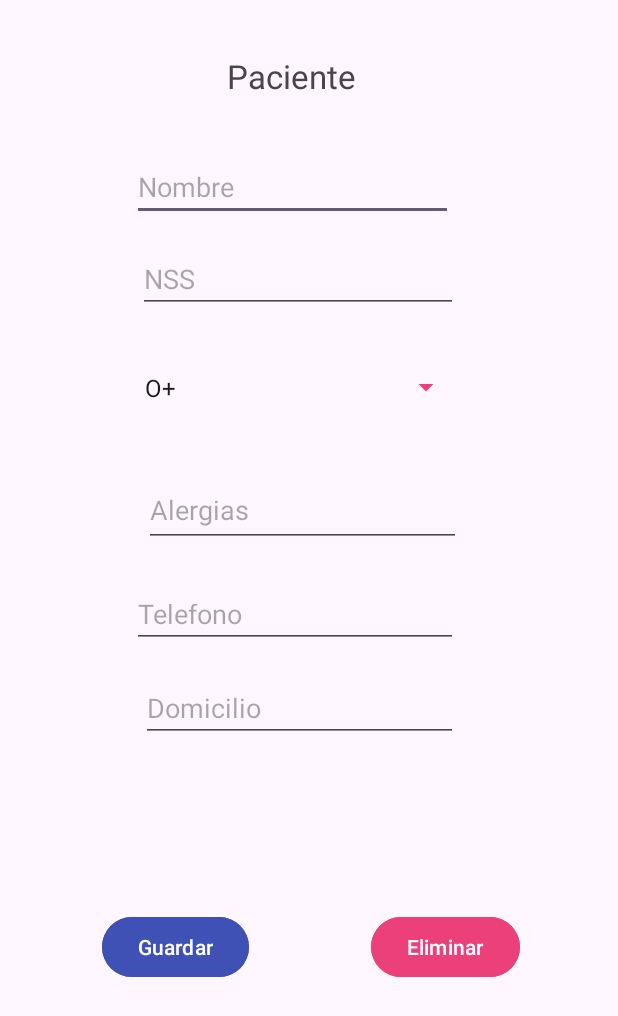
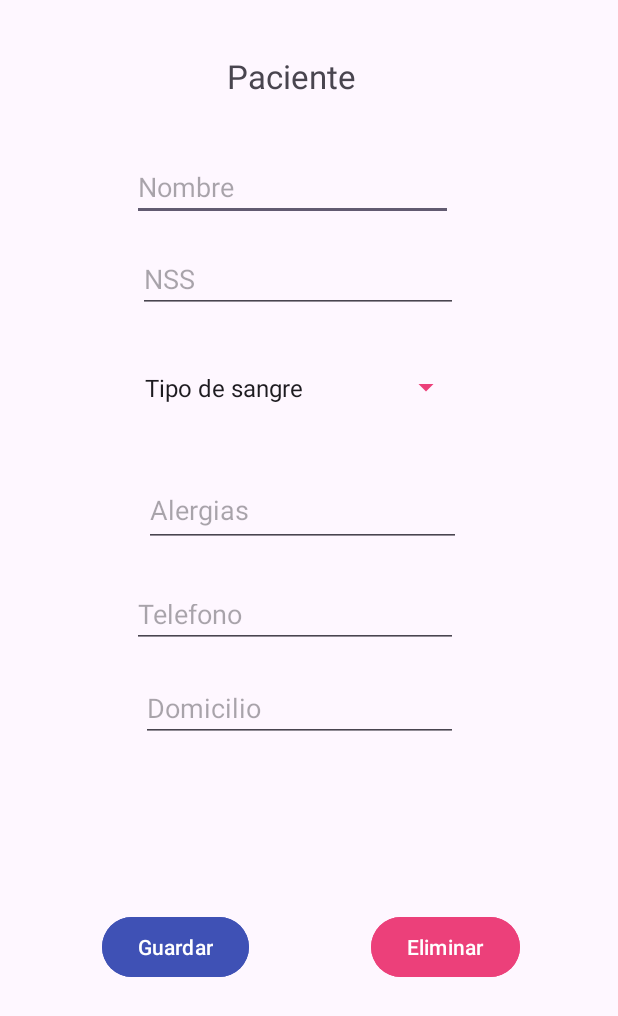
Before and after one commit to Brezker/clinica_android, an Android app: the fragment NuevoPacienteFragment shown on its own in the app's theme, after a tap on "Eliminar", on a phone screen of 412 x 824 dp. Shown: the top 1016 px of the screen. Run offline under Robolectric (Android 15) with nearby library versions, the phone set to English and light mode, and no system bars.

```diff
--- a/app/src/main/java/com/brezker/myapplication/ui/cita/NuevoCitaFragment.kt
+++ b/app/src/main/java/com/brezker/myapplication/ui/cita/NuevoCitaFragment.kt
@@ -122,7 +122,7 @@ class NuevoCitaFragment : Fragment() {
 
         val request = Request.Builder()
             //.url("http://yourip:8000/api/paciente")
-            .url("http://192.168.0.7:8000/api/cita/delete")
+            .url("http://192.168.100.21:8000/api/cita/delete")
             .post(formBody)
             .build()
         client.newCall(request).enqueue(object : Callback {
--- a/app/src/main/java/com/brezker/myapplication/ui/gallery/NuevoDoctorFragment.kt
+++ b/app/src/main/java/com/brezker/myapplication/ui/gallery/NuevoDoctorFragment.kt
@@ -93,7 +93,7 @@ class NuevoDoctorFragment : Fragment() {
 
         val request = Request.Builder()
             //.url("http://yourip:8000/api/paciente")
-            .url("http://192.168.0.7:8000/api/doctor")
+            .url("http://192.168.100.21:8000/api/doctor")
             .post(formBody)
             .build()
         client.newCall(request).enqueue(object : Callback {
--- a/app/src/main/java/com/brezker/myapplication/ui/home/NuevoPacienteFragment.kt
+++ b/app/src/main/java/com/brezker/myapplication/ui/home/NuevoPacienteFragment.kt
@@ -26,10 +26,11 @@ import java.io.IOException
 // TODO: Rename parameter arguments, choose names that match
 // the fragment initialization parameters, e.g. ARG_ITEM_NUMBER
 private const val ARG_PARAM1 = "json_paciente"
-private val tiposSangre = arrayOf("A","B","AB","O")
+//private val tiposSangre = arrayOf("A","B","AB","O")
 private var id_paciente: Int = 0
 private lateinit var binding: FragmentNuevoPacienteBinding
-//private lateinit var spinner: Spinner
+private lateinit var spinner: Spinner
+//private var selectedType: String? = null
 private var selectedType: String = ""
 
 /**
@@ -64,6 +65,11 @@ class NuevoPacienteFragment : Fragment() {
         _binding = FragmentNuevoPacienteBinding.inflate(inflater, container, false)
         val view = binding.root
 
+        //val tiposSangre = listOf("Seleccione un tipo de sangre", "A", "B", "AB", "O")
+        //val adapter = ArrayAdapter(requireContext(), android.R.layout.simple_spinner_item, tiposSangre)
+        //adapter.setDropDownViewResource(android.R.layout.simple_spinner_dropdown_item)
+        //binding.spiSangre.adapter = adapter
+
         binding.spiSangre.onItemSelectedListener = object : AdapterView.OnItemSelectedListener {
             override fun onItemSelected(
                 parent: AdapterView<*>?,
@@ -71,6 +77,10 @@ class NuevoPacienteFragment : Fragment() {
                 position: Int,
                 id: Long
             ) {
+                if (position != 0){
+                    //Codigo para mostrar
+                    //println(parent)
+                }
                 selectedType = parent?.getItemAtPosition(position) as String
             }
 
@@ -90,6 +100,25 @@ class NuevoPacienteFragment : Fragment() {
             binding.edtAlergias.setText(objPaciente.alergias)
             binding.edtTelefono.setText(objPaciente.telefono)
             binding.edtDomicilio.setText(objPaciente.domicilio)
+            //for
+            /*for (){
+
+            }*/
+            //println(binding.spiSangre.selectedItem)
+            println(objPaciente.tipo_sangre)
+            val arrayStrings = resources.getStringArray(R.array.tipos_sangre)
+            var count=0
+            for (item in arrayStrings) {
+                count=count+1
+                if (item==objPaciente.tipo_sangre) {
+                    //binding.spiSangre.setSelection(7)
+                    count=count-1
+                    println("HEllo World "+count.toString())
+                    binding.spiSangre.setSelection(count)
+                }
+            }
+            //println(objPaciente)
+            //binding.spiSangre.setSelection(1)
         }
 
         binding.btnGuardar.setOnClickListener{
@@ -145,7 +174,7 @@ class NuevoPacienteFragment : Fragment() {
 
         val request = Request.Builder()
             //.url("http://yourip:8000/api/paciente")
-            .url("http://192.168.0.7:8000/api/paciente/delete")
+            .url("http://192.168.100.21:8000/api/paciente/delete")
             .post(formBody)
             .build()
         client.newCall(request).enqueue(object : Callback {
--- a/app/src/main/java/com/brezker/myapplication/ui/slideshow/NuevoEnfermedadFragment.kt
+++ b/app/src/main/java/com/brezker/myapplication/ui/slideshow/NuevoEnfermedadFragment.kt
@@ -116,7 +116,7 @@ class NuevoEnfermedadFragment : Fragment() {
 
         val request = Request.Builder()
             //.url("http://yourip:8000/api/enfermedad")
-            .url("http://192.168.0.7:8000/api/enfermedad/delete")
+            .url("http://192.168.100.21:8000/api/enfermedad/delete")
             .post(formBody)
             .build()
         client.newCall(request).enqueue(object : Callback {
--- a/app/src/main/res/layout/fragment_nuevo_paciente.xml
+++ b/app/src/main/res/layout/fragment_nuevo_paciente.xml
@@ -136,7 +136,8 @@
         android:layout_marginEnd="104dp"
         android:backgroundTint="#EC407A"
         android:entries="@array/tipos_sangre"
-        android:text="Tipo de Sangre"
+        android:spinnerMode="dialog"
+        android:prompt="@string/hint_tsangre"
         app:layout_constraintBottom_toBottomOf="parent"
         app:layout_constraintEnd_toEndOf="parent"
         app:layout_constraintTop_toBottomOf="@+id/edtNss"
--- a/app/src/main/res/values/strings.xml
+++ b/app/src/main/res/values/strings.xml
@@ -16,8 +16,11 @@
     <string name="nuevo_doctor">Doctor</string>
     <string name="nuevo_enfermedad">Enfermedad</string>
     <string name="nuevo_cita">Cita</string>
+
+    <string name="hint_tsangre">Tipo de sangre</string>
     <!-- Selects -->
     <string-array name="tipos_sangre">
+        <item>Tipo de sangre</item>
         <item>O+</item>
         <item>O-</item>
         <item>A+</item>
```
